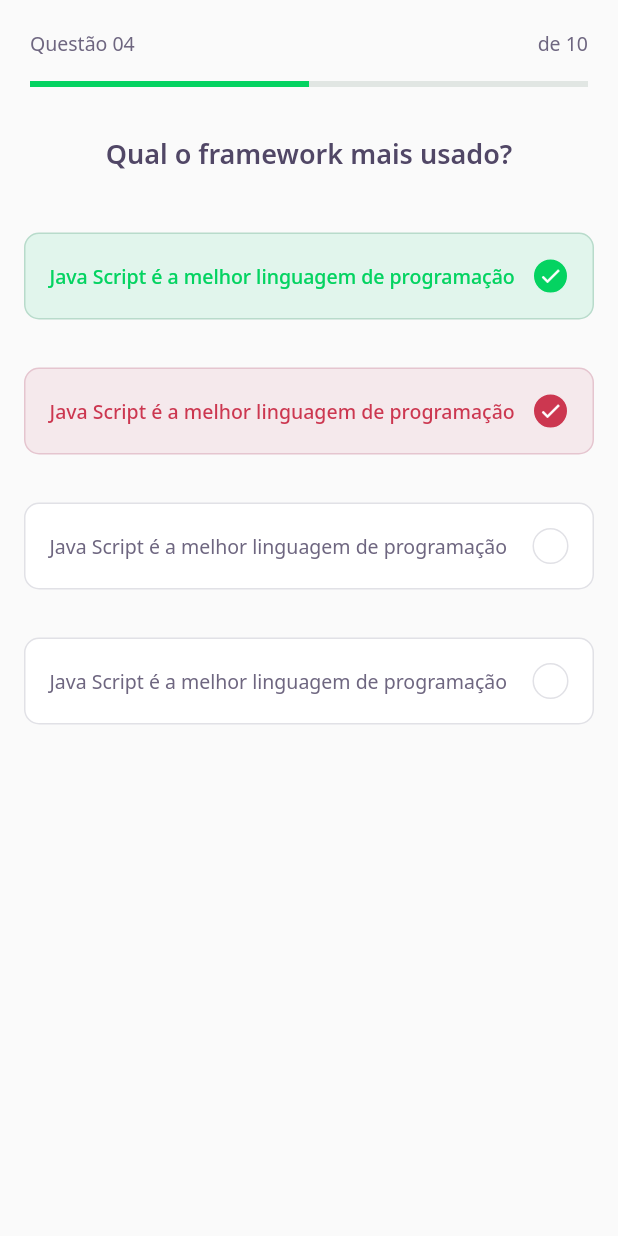
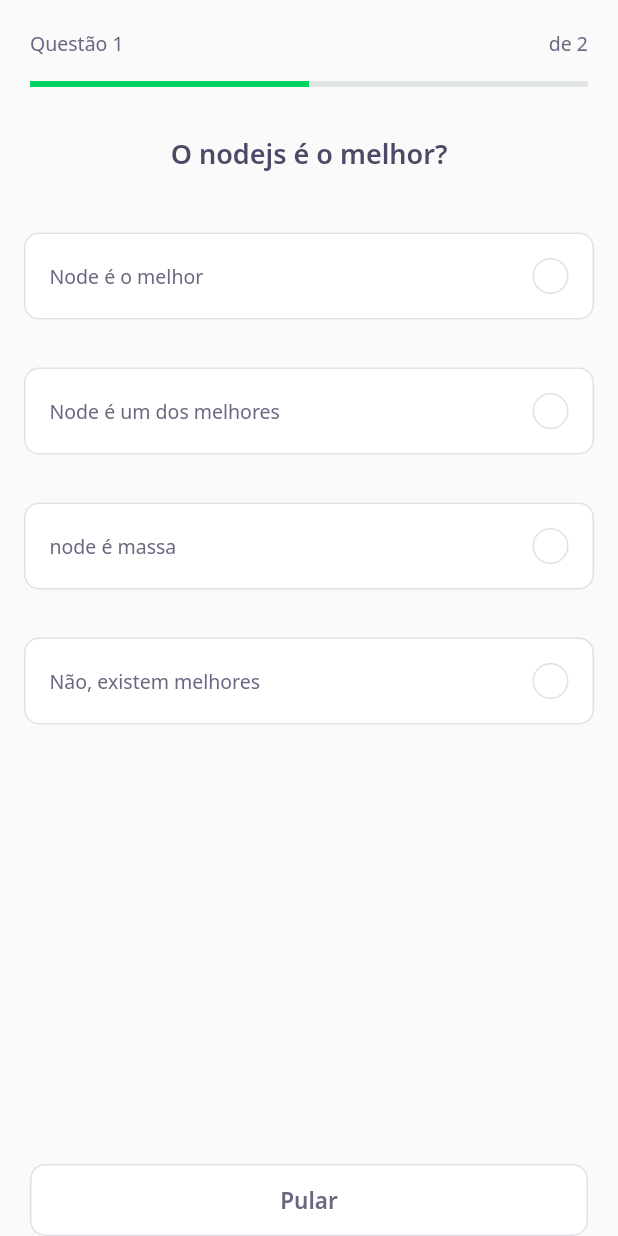
Before and after one commit to AldemirGomesDev/DevQuiz, a Flutter app: the screen it shows after launch, after a tap on "Java Script", on a phone screen of 412 x 824 dp. Run offline on Flutter 3.47's test engine with Material 2 defaults, Android fonts, the phone set to English and light mode, and no system bars; our stand-ins replace google_fonts; accounts and stored records are empty; network calls fail.

Commit message:
added buttons skip and confirm, and flow quiz

```diff
--- /dev/null
+++ b/lib/challenge/challenge_controller.dart
@@ -0,0 +1,7 @@
+import 'package:flutter/cupertino.dart';
+
+class ChallengeController {
+  final currentPageNotifier = ValueNotifier<int>(1);
+  int get currentPage => currentPageNotifier.value;
+  set currentPage(int value) => currentPageNotifier.value = value;
+}
--- a/lib/challenge/challenge_page.dart
+++ b/lib/challenge/challenge_page.dart
@@ -1,15 +1,48 @@
+import 'package:DevQuiz/challenge/challenge_controller.dart';
+import 'package:DevQuiz/challenge/widgets/quiz/quiz_controller.dart';
+import 'package:flutter/material.dart';
+
+import 'package:DevQuiz/challenge/widgets/next_button/next_button_widget.dart';
 import 'package:DevQuiz/challenge/widgets/question_indicator/question_indicator_widget.dart';
 import 'package:DevQuiz/challenge/widgets/quiz/quiz_widget.dart';
-import 'package:flutter/material.dart';
+import 'package:DevQuiz/core/core.dart';
+import 'package:DevQuiz/shared/models/question_model.dart';
 
 class ChallengePage extends StatefulWidget {
-  ChallengePage({Key? key}) : super(key: key);
+  final List<QuestionModel> questions;
+  ChallengePage({
+    Key? key,
+    required this.questions,
+  }) : super(key: key);
 
   @override
   _ChallengePageState createState() => _ChallengePageState();
 }
 
 class _ChallengePageState extends State<ChallengePage> {
+  final controller = ChallengeController();
+  final quizController = QuizController();
+  final pageController = PageController();
+
+  @override
+  void initState() {
+    quizController.disabledNotifier.addListener(() {
+      setState(() {});
+    });
+    pageController.addListener(() {
+      controller.currentPage = pageController.page!.toInt() + 1;
+    });
+    super.initState();
+  }
+
+  void nextPage() {
+    if (controller.currentPage < widget.questions.length)
+      pageController.nextPage(
+        duration: Duration(microseconds: 500),
+        curve: Curves.linear,
+      );
+  }
+
   @override
   Widget build(BuildContext context) {
     return Scaffold(
@@ -19,13 +52,64 @@ class _ChallengePageState extends State<ChallengePage> {
           top: true,
           child: Padding(
             padding: const EdgeInsets.only(top: 20),
-            child: QuestionIndicatorWidget(),
+            child: ValueListenableBuilder<int>(
+              valueListenable: controller.currentPageNotifier,
+              builder: (context, value, _) => QuestionIndicatorWidget(
+                currentPage: value,
+                lenght: widget.questions.length,
+              ),
+            ),
           ),
         ),
       ),
       body: Container(
         padding: EdgeInsets.only(top: 30),
-        child: QuizWidget(title: 'Qual o framework mais usado?'),
+        child: PageView(
+          physics: NeverScrollableScrollPhysics(),
+          controller: pageController,
+          children: widget.questions
+              .map(
+                (question) => QuizWidget(
+                  onChange: nextPage,
+                  question: question,
+                ),
+              )
+              .toList(),
+        ),
+      ),
+      bottomNavigationBar: SafeArea(
+        bottom: true,
+        child: Padding(
+          padding: const EdgeInsets.symmetric(horizontal: 20),
+          child: ValueListenableBuilder<int>(
+            valueListenable: controller.currentPageNotifier,
+            builder: (context, value, _) => Row(
+              mainAxisAlignment: MainAxisAlignment.spaceAround,
+              children: [
+                if (value < widget.questions.length)
+                  Expanded(
+                    child: NextButtonWidget.white(
+                      label: "Pular",
+                      onTap: nextPage,
+                    ),
+                  ),
+                if (value == widget.questions.length)
+                  SizedBox(
+                    width: 7,
+                  ),
+                if (value == widget.questions.length)
+                  Expanded(
+                    child: NextButtonWidget.green(
+                      label: "Confirmar",
+                      onTap: () {
+                        Navigator.pop(context);
+                      },
+                    ),
+                  ),
+              ],
+            ),
+          ),
+        ),
       ),
     );
   }
--- a/lib/challenge/widgets/awnser/awnser_widget.dart
+++ b/lib/challenge/widgets/awnser/awnser_widget.dart
@@ -1,47 +1,64 @@
-import 'package:DevQuiz/core/core.dart';
+import 'package:DevQuiz/challenge/widgets/quiz/quiz_controller.dart';
 import 'package:flutter/material.dart';
 
-class AwnserWidget extends StatelessWidget {
-  final String title;
-  final bool isRight;
+import 'package:DevQuiz/core/core.dart';
+import 'package:DevQuiz/shared/models/awnser_model.dart';
+
+class AwnserWidget extends StatefulWidget {
+  final AwnserModel awnser;
   final bool isSelected;
+  final VoidCallback onTap;
+
   const AwnserWidget({
     Key? key,
-    required this.title,
-    this.isRight = false,
+    required this.awnser,
     this.isSelected = false,
+    required this.onTap,
   }) : super(key: key);
 
+  @override
+  _AwnserWidgetState createState() => _AwnserWidgetState();
+}
+
+class _AwnserWidgetState extends State<AwnserWidget> {
+  final quizController = QuizController();
+
   Color get _selectedColorRight =>
-      isRight ? AppColors.darkGreen : AppColors.darkRed;
+      widget.awnser.isRight ? AppColors.darkGreen : AppColors.darkRed;
 
   Color get _selectedBorderRight =>
-      isRight ? AppColors.lightGreen : AppColors.lightRed;
+      widget.awnser.isRight ? AppColors.lightGreen : AppColors.lightRed;
 
   Color get _selectedColorCardRight =>
-      isRight ? AppColors.lightGreen : AppColors.lightRed;
+      widget.awnser.isRight ? AppColors.lightGreen : AppColors.lightRed;
 
   Color get _selectedBorderCardRight =>
-      isRight ? AppColors.green : AppColors.red;
+      widget.awnser.isRight ? AppColors.green : AppColors.red;
 
-  TextStyle get _selectedTextStyleRight =>
-      isRight ? AppTextStyles.bodyDarkGreen : AppTextStyles.bodyDarkRed;
+  TextStyle get _selectedTextStyleRight => widget.awnser.isRight
+      ? AppTextStyles.bodyDarkGreen
+      : AppTextStyles.bodyDarkRed;
 
-  IconData get _selectedIconRight => isRight ? Icons.check : Icons.close;
+  IconData get _selectedIconRight =>
+      widget.awnser.isRight ? Icons.check : Icons.close;
 
   @override
   Widget build(BuildContext context) {
     return Padding(
       padding: const EdgeInsets.all(16.0),
+      child: GestureDetector(
+        onTap: widget.onTap,
         child: Container(
           padding: EdgeInsets.all(16),
           decoration: BoxDecoration(
-          color: isSelected ? _selectedColorCardRight : AppColors.white,
+            color:
+                widget.isSelected ? _selectedColorCardRight : AppColors.white,
             borderRadius: BorderRadius.circular(10),
             border: Border.fromBorderSide(
               BorderSide(
-                color:
-                    isSelected ? _selectedBorderCardRight : AppColors.border),
+                  color: widget.isSelected
+                      ? _selectedBorderCardRight
+                      : AppColors.border),
             ),
           ),
           child: Row(
@@ -49,24 +66,28 @@ class AwnserWidget extends StatelessWidget {
             children: [
               Expanded(
                 child: Text(
-                title,
-                style:
-                    isSelected ? _selectedTextStyleRight : AppTextStyles.body,
+                  widget.awnser.title,
+                  style: widget.isSelected
+                      ? _selectedTextStyleRight
+                      : AppTextStyles.body,
                 ),
               ),
               Container(
                 decoration: BoxDecoration(
-                color: isSelected ? _selectedColorRight : AppColors.white,
+                  color:
+                      widget.isSelected ? _selectedColorRight : AppColors.white,
                   borderRadius: BorderRadius.circular(500),
                   border: Border.fromBorderSide(
                     BorderSide(
-                    color: isSelected ? _selectedBorderRight : AppColors.border,
+                      color: widget.isSelected
+                          ? _selectedBorderRight
+                          : AppColors.border,
                     ),
                   ),
                 ),
                 width: 24,
                 height: 24,
-              child: isSelected
+                child: widget.isSelected
                     ? Icon(
                         Icons.check,
                         size: 16,
@@ -77,6 +98,7 @@ class AwnserWidget extends StatelessWidget {
             ],
           ),
         ),
+      ),
     );
   }
 }
--- /dev/null
+++ b/lib/challenge/widgets/next_button/next_button_widget.dart
@@ -0,0 +1,66 @@
+import 'package:flutter/material.dart';
+import 'package:google_fonts/google_fonts.dart';
+
+import 'package:DevQuiz/core/core.dart';
+
+class NextButtonWidget extends StatelessWidget {
+  final String label;
+  final Color backgroundColor;
+  final Color fontColor;
+  final Color borderColor;
+  final VoidCallback onTap;
+
+  const NextButtonWidget({
+    Key? key,
+    required this.label,
+    required this.backgroundColor,
+    required this.fontColor,
+    required this.borderColor,
+    required this.onTap,
+  }) : super(key: key);
+
+  NextButtonWidget.green({required String label, required VoidCallback onTap})
+      : this.backgroundColor = AppColors.darkGreen,
+        this.fontColor = AppColors.white,
+        this.borderColor = AppColors.green,
+        this.label = label,
+        this.onTap = onTap;
+
+  NextButtonWidget.white({required String label, required VoidCallback onTap})
+      : this.backgroundColor = AppColors.white,
+        this.fontColor = AppColors.grey,
+        this.borderColor = AppColors.border,
+        this.label = label,
+        this.onTap = onTap;
+
+  @override
+  Widget build(BuildContext context) {
+    return Container(
+      height: 48,
+      child: TextButton(
+        style: ButtonStyle(
+          backgroundColor: MaterialStateProperty.all(
+            backgroundColor,
+          ),
+          side: MaterialStateProperty.all(BorderSide(
+            color: borderColor,
+          )),
+          shape: MaterialStateProperty.all(
+            RoundedRectangleBorder(
+              borderRadius: BorderRadius.circular(10),
+            ),
+          ),
+        ),
+        onPressed: onTap,
+        child: Text(
+          label,
+          style: GoogleFonts.notoSans(
+            fontWeight: FontWeight.w600,
+            fontSize: 15,
+            color: fontColor,
+          ),
+        ),
+      ),
+    );
+  }
+}
--- a/lib/challenge/widgets/question_indicator/question_indicator_widget.dart
+++ b/lib/challenge/widgets/question_indicator/question_indicator_widget.dart
@@ -1,9 +1,16 @@
+import 'package:flutter/material.dart';
+
 import 'package:DevQuiz/core/core.dart';
 import 'package:DevQuiz/shared/widgets/progress_indicator_widget.dart';
-import 'package:flutter/material.dart';
 
 class QuestionIndicatorWidget extends StatelessWidget {
-  const QuestionIndicatorWidget({Key? key}) : super(key: key);
+  final int currentPage;
+  final int lenght;
+  const QuestionIndicatorWidget({
+    Key? key,
+    required this.currentPage,
+    required this.lenght,
+  }) : super(key: key);
 
   @override
   Widget build(BuildContext context) {
@@ -16,11 +23,11 @@ class QuestionIndicatorWidget extends StatelessWidget {
               mainAxisAlignment: MainAxisAlignment.spaceBetween,
               children: [
                 Text(
-                  'Questão 04',
+                  'Questão $currentPage',
                   style: AppTextStyles.body,
                 ),
                 Text(
-                  'de 10',
+                  'de $lenght',
                   style: AppTextStyles.body,
                 ),
               ],
@@ -29,7 +36,7 @@ class QuestionIndicatorWidget extends StatelessWidget {
               height: 16,
             ),
             ProgressIndicatorWidget(
-              value: 0.5,
+              value: currentPage / lenght,
             ),
           ],
         ),
--- /dev/null
+++ b/lib/challenge/widgets/quiz/quiz_controller.dart
@@ -0,0 +1,7 @@
+import 'package:flutter/material.dart';
+
+class QuizController {
+  final disabledNotifier = ValueNotifier<bool>(false);
+  bool get disabled => disabledNotifier.value;
+  set disabled(bool value) => disabledNotifier.value = value;
+}
--- a/lib/challenge/widgets/quiz/quiz_widget.dart
+++ b/lib/challenge/widgets/quiz/quiz_widget.dart
@@ -1,39 +1,49 @@
+import 'package:flutter/material.dart';
+
 import 'package:DevQuiz/challenge/widgets/awnser/awnser_widget.dart';
 import 'package:DevQuiz/core/core.dart';
-import 'package:flutter/material.dart';
+import 'package:DevQuiz/shared/models/awnser_model.dart';
+import 'package:DevQuiz/shared/models/question_model.dart';
 
-class QuizWidget extends StatelessWidget {
-  final String title;
-  const QuizWidget({Key? key, required this.title}) : super(key: key);
+class QuizWidget extends StatefulWidget {
+  final QuestionModel question;
+  final VoidCallback onChange;
+  const QuizWidget({
+    Key? key,
+    required this.question,
+    required this.onChange,
+  }) : super(key: key);
 
+  @override
+  _QuizWidgetState createState() => _QuizWidgetState();
+}
+
+class _QuizWidgetState extends State<QuizWidget> {
+  int indexSelected = -1;
+  AwnserModel awnser(int index) => widget.question.awnsers[index];
   @override
   Widget build(BuildContext context) {
     return Container(
       child: Column(
         children: [
           Text(
-            title,
+            widget.question.title,
             style: AppTextStyles.heading,
           ),
           SizedBox(
             height: 24,
           ),
-          AwnserWidget(
-            isRight: true,
-            isSelected: true,
-            title: 'Java Script é a melhor linguagem de programação',
-          ),
-          AwnserWidget(
-            isSelected: true,
-            title: 'Java Script é a melhor linguagem de programação',
-          ),
-          AwnserWidget(
-            isRight: true,
-            title: 'Java Script é a melhor linguagem de programação',
-          ),
-          AwnserWidget(
-            title: 'Java Script é a melhor linguagem de programação',
-          ),
+          for (var i = 0; i < widget.question.awnsers.length; i++)
+            AwnserWidget(
+              isSelected: indexSelected == i,
+              awnser: awnser(i),
+              onTap: () {
+                indexSelected = i;
+                setState(() {});
+                Future.delayed(Duration(seconds: 1))
+                    .then((value) => widget.onChange());
+              },
+            ),
         ],
       ),
     );
--- a/lib/core/app_widget.dart
+++ b/lib/core/app_widget.dart
@@ -1,3 +1,4 @@
+import 'package:DevQuiz/challenge/challenge_page.dart';
 import 'package:DevQuiz/home/home_page.dart';
 import 'package:flutter/material.dart';
 
--- a/lib/home/home_page.dart
+++ b/lib/home/home_page.dart
@@ -1,3 +1,4 @@
+import 'package:DevQuiz/challenge/challenge_page.dart';
 import 'package:DevQuiz/challenge/widgets/quiz/quiz_widget.dart';
 import 'package:DevQuiz/core/core.dart';
 import 'package:DevQuiz/home/home_controller.dart';
@@ -79,6 +80,11 @@ class _HomePageState extends State<HomePage> {
                           percent: e.questionAwnsered / e.questions.length,
                           completed:
                               "${e.questionAwnsered} de ${e.questions.length}",
+                          onTap: () {
+                            Navigator.of(context).push(MaterialPageRoute(
+                                builder: (_) =>
+                                    ChallengePage(questions: e.questions)));
+                          },
                         ),
                       )
                       .toList(),
--- a/lib/home/widgets/quiz_card/quiz_card_widget.dart
+++ b/lib/home/widgets/quiz_card/quiz_card_widget.dart
@@ -1,28 +1,28 @@
+import 'package:flutter/material.dart';
+
 import 'package:DevQuiz/challenge/challenge_page.dart';
 import 'package:DevQuiz/core/core.dart';
 import 'package:DevQuiz/shared/widgets/progress_indicator_widget.dart';
-import 'package:flutter/material.dart';
 
 class QuizCardWidget extends StatelessWidget {
   final String title;
   final String completed;
   final double percent;
+  final VoidCallback onTap;
 
   const QuizCardWidget({
     Key? key,
     required this.title,
     required this.completed,
     required this.percent,
+    required this.onTap,
   }) : super(key: key);
 
   @override
   Widget build(BuildContext context) {
     return Expanded(
       child: GestureDetector(
-        onTap: () {
-          Navigator.of(context)
-              .push(MaterialPageRoute(builder: (_) => ChallengePage()));
-        },
+        onTap: onTap,
         child: Container(
           padding: EdgeInsets.all(16),
           decoration: BoxDecoration(
--- a/lib/main.dart
+++ b/lib/main.dart
@@ -16,7 +16,7 @@ class MyApp extends StatelessWidget {
       theme: ThemeData(
         primarySwatch: Colors.blue,
       ),
-      home: HomePage(),
+      home: AppWidget(),
     );
   }
 }
```
Also changed, not shown: assets/database/quizzes.json (+158 -14 lines). Lines whose indentation alone changed are shown as unchanged.
